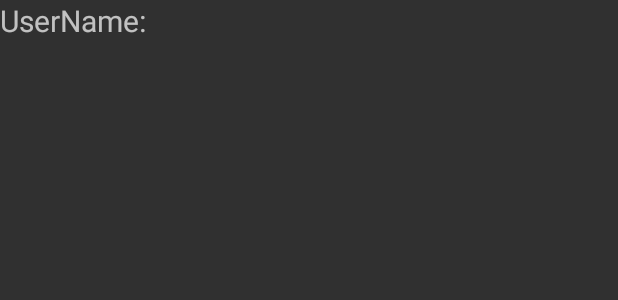
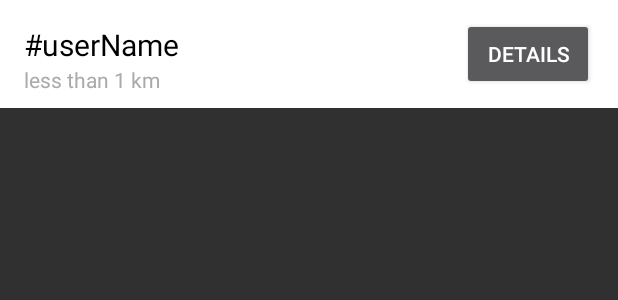
Before and after one commit to LeongHouHeng/Charge-Together, an Android app: the layout fragment_infowindow.xml on its own in the app's theme, with its tools: preview values and no code run, on a phone screen of 412 x 824 dp. Shown: the top 300 px of the screen. Run offline under Robolectric (Android 15) with nearby library versions, the phone set to English and light mode, and no system bars; network calls fail.

Commit message:
infoWindow update

```diff
--- a/app/src/main/java/com/blogspot/cartonsbase/chargetogether/InfoWindowFragment.java
+++ b/app/src/main/java/com/blogspot/cartonsbase/chargetogether/InfoWindowFragment.java
@@ -9,6 +9,7 @@ import android.view.LayoutInflater;
 import android.view.MotionEvent;
 import android.view.View;
 import android.view.ViewGroup;
+import android.widget.Button;
 import android.widget.TextView;
 import android.widget.Toast;
 
@@ -23,6 +24,7 @@ public class InfoWindowFragment extends Fragment{
     String UserName;
     String UserId;
     String power_bank_spec;
+    Button detailsBtn;
 
     View view;
 
@@ -34,6 +36,7 @@ public class InfoWindowFragment extends Fragment{
     public View onCreateView(LayoutInflater inflater, ViewGroup container, Bundle savedInstanceState) {
         view = inflater.inflate( R.layout.fragment_infowindow, container, false );
 
+        detailsBtn = (Button) view.findViewById(R.id.detailsBtn);
         pp = new Provider_page();
 
         Bundle bundle = getArguments();
@@ -48,15 +51,13 @@ public class InfoWindowFragment extends Fragment{
         power_bank_spec = array[1];
 
         //Log.e(TAG, str);
-        tv_username = (TextView)view.findViewById( R.id.UserName );
-        tv_username.setText( "UseName: " + UserName );
+        tv_username = (TextView)view.findViewById(R.id.UserName);
+        tv_username.setText( UserName );
 
-        view.setOnTouchListener(new View.OnTouchListener() {
+
+        detailsBtn.setOnClickListener(new View.OnClickListener() {
             @Override
-            public boolean onTouch(View v, MotionEvent event) {
-
-                if(event.getAction() == MotionEvent.ACTION_DOWN){
-
+            public void onClick(View v) {
                 Log.d(TAG, "Click fragment");
 
                 Bundle bundle = getArguments();
@@ -69,10 +70,6 @@ public class InfoWindowFragment extends Fragment{
                 Intent intent = new Intent();
                 intent.setClass(getActivity(), Provider_page.class);
                 getActivity().startActivity(intent);
-
-                }
-
-                return true;
             }
         });
 
--- a/app/src/main/res/layout/fragment_infowindow.xml
+++ b/app/src/main/res/layout/fragment_infowindow.xml
@@ -1,23 +1,45 @@
 <LinearLayout xmlns:android="http://schemas.android.com/apk/res/android"
-              xmlns:tools="http://schemas.android.com/tools"
-              android:orientation="vertical"
-              android:layout_width="wrap_content"
-              android:layout_height="50dp"
+    android:layout_width="match_parent"
+    android:layout_height="72dp"
+    android:background="@android:color/white"
+    android:orientation="horizontal"
     >
 
-    <!--<TextView
-        android:layout_width="wrap_content"
-        android:layout_height="wrap_content"
-        android:text="ZZZZZZ"
-        android:textSize="35dp"
-        />-->
 
-    <TextView
-        android:layout_width="wrap_content"
-        android:layout_height="wrap_content"
-        android:id="@+id/UserName"
-        android:textSize="20dp"
-        android:text="UserName: "
-        />
+    <LinearLayout
+        android:layout_width="fill_parent"
+        android:layout_height="fill_parent"
+        android:orientation="vertical"
+        android:layout_weight="1"
+        android:paddingStart="16dp">
+
+        <TextView
+            android:id="@+id/UserName"
+            android:layout_width="wrap_content"
+            android:layout_height="wrap_content"
+            android:paddingTop="16dp"
+            android:text="#userName"
+            android:textColor="@android:color/black"
+            android:textSize="20dp" />
+
+        <TextView
+            android:layout_width="wrap_content"
+            android:layout_height="wrap_content"
+            android:text="less than 1 km"
+            android:textColor="@android:color/darker_gray" />
+    </LinearLayout>
+
+    <FrameLayout
+        android:layout_width="fill_parent"
+        android:layout_height="fill_parent"
+        android:layout_weight="1"
+        android:paddingEnd="16dp">
+        <Button
+            android:id="@+id/detailsBtn"
+            android:layout_width="wrap_content"
+            android:layout_height="wrap_content"
+            android:text="Details"
+            android:layout_gravity="center|end"/>
+    </FrameLayout>
 
 </LinearLayout>
```
Also changed, not shown: 3 other files. Lines whose indentation alone changed are shown as unchanged.
